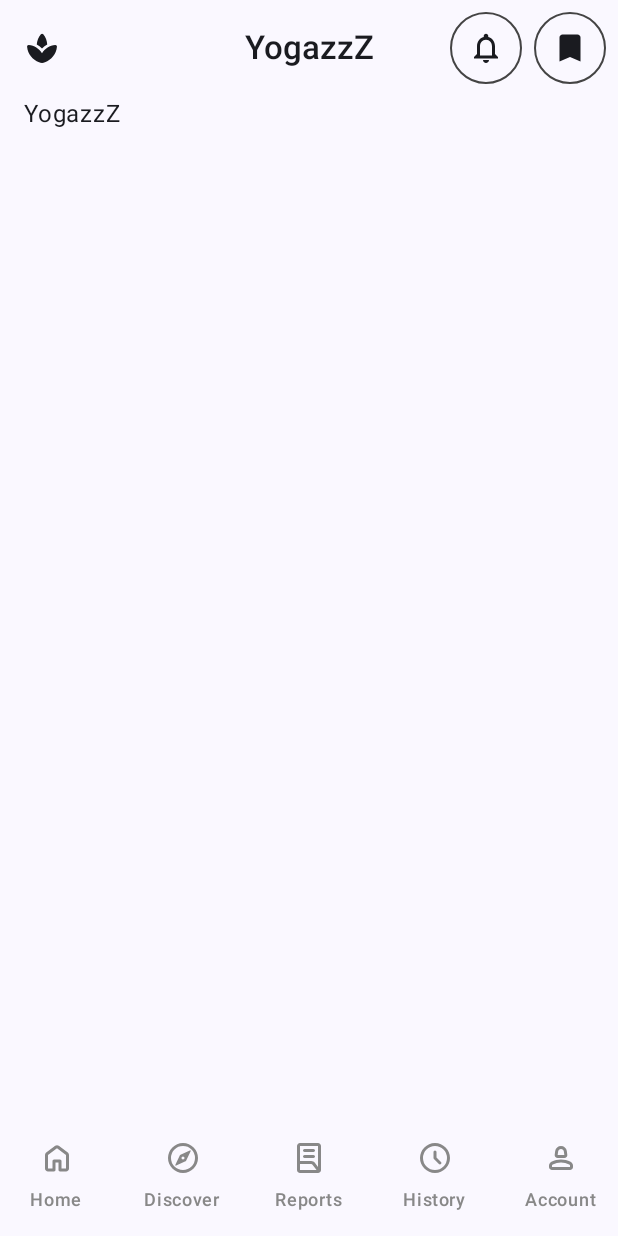
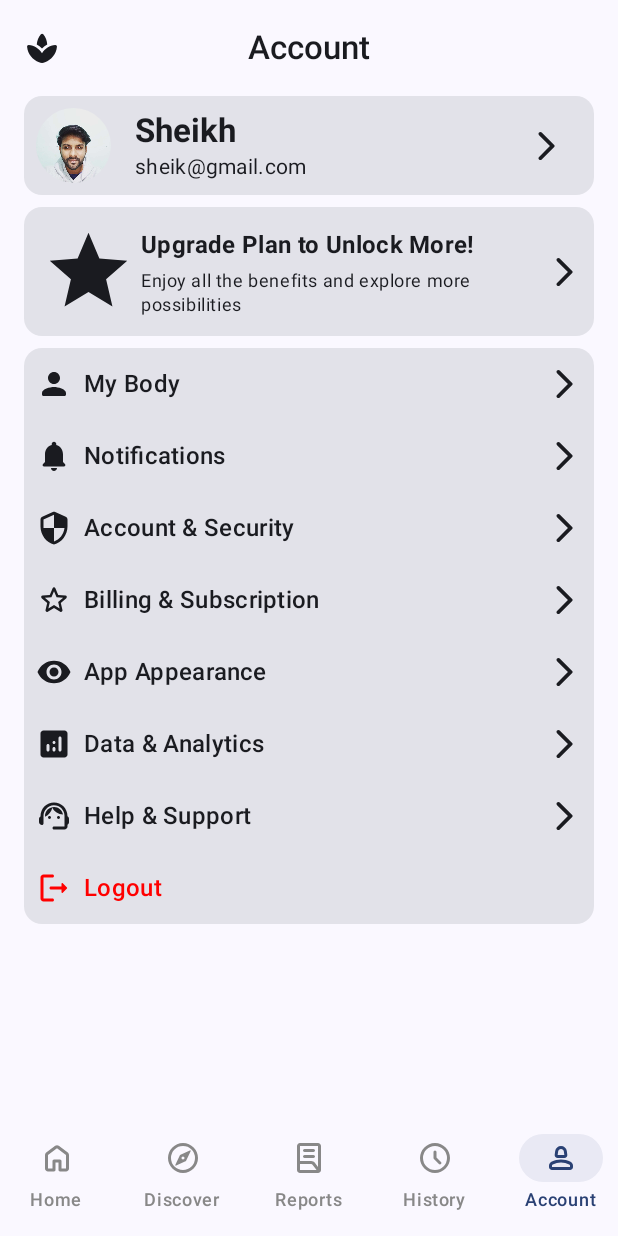
Before and after one commit to sheikh-20/YogaApp, an Android app built with Jetpack Compose: the screen it shows after launch (HomeActivity), item 5 of the bottom bar chosen, on a phone screen of 412 x 824 dp. Run offline under Robolectric (Android 15) with nearby library versions, the phone set to English and light mode, and no system bars; our stand-ins replace Timber.

Commit message:
Account UI screen integrated

```diff
--- a/app/src/main/java/com/bitvolper/yogazzz/presentation/home/HomeApp.kt
+++ b/app/src/main/java/com/bitvolper/yogazzz/presentation/home/HomeApp.kt
@@ -10,6 +10,7 @@ import androidx.compose.material.icons.Icons
 import androidx.compose.material.icons.outlined.Bookmark
 import androidx.compose.material.icons.outlined.Notifications
 import androidx.compose.material.icons.rounded.Bookmark
+import androidx.compose.material.icons.rounded.MoreVert
 import androidx.compose.material.icons.rounded.Notifications
 import androidx.compose.material.icons.rounded.Spa
 import androidx.compose.material3.CenterAlignedTopAppBar
@@ -34,28 +35,59 @@ import androidx.compose.ui.res.stringResource
 import androidx.compose.ui.text.font.FontWeight
 import androidx.compose.ui.unit.dp
 import androidx.navigation.NavHostController
+import androidx.navigation.compose.NavHost
+import androidx.navigation.compose.composable
 import androidx.navigation.compose.currentBackStackEntryAsState
 import androidx.navigation.compose.rememberNavController
 import com.bitvolper.yogazzz.R
+import com.bitvolper.yogazzz.presentation.home.account.AccountScreen
+import com.bitvolper.yogazzz.presentation.home.discover.DiscoverScreen
+import com.bitvolper.yogazzz.presentation.home.history.HistoryScreen
+import com.bitvolper.yogazzz.presentation.home.reports.ReportsScreen
 
 @Composable
 fun HomeApp(modifier: Modifier = Modifier, navController: NavHostController = rememberNavController()) {
     Scaffold(
         topBar = {
-            HomeTopAppBar()
+            HomeTopAppBar(navController = navController)
         },
         bottomBar = {
             HomeBottomBarNavigation(navController = navController)
         }
     ) { paddingValues ->
+
+        NavHost(
+            navController = navController, startDestination = BottomNavigationScreens.Home.route) {
+
+            composable(route = BottomNavigationScreens.Home.route) {
                 HomeScreen(paddingValues = paddingValues)
+            }
+
+            composable(route = BottomNavigationScreens.Discover.route) {
+                DiscoverScreen(paddingValues = paddingValues)
+            }
+
+            composable(route = BottomNavigationScreens.Reports.route) {
+                ReportsScreen(paddingValues = paddingValues)
+            }
+
+            composable(route = BottomNavigationScreens.History.route) {
+                HistoryScreen(paddingValues = paddingValues)
+            }
+
+            composable(route = BottomNavigationScreens.Account.route) {
+                AccountScreen(paddingValues = paddingValues)
+            }
+        }
     }
 }
 
 @OptIn(ExperimentalMaterial3Api::class)
 @Composable
-private fun HomeTopAppBar() {
+private fun HomeTopAppBar(navController: NavHostController,) {
 
+    when (navController.currentBackStackEntryAsState().value?.destination?.route) {
+        BottomNavigationScreens.Home.route -> {
             CenterAlignedTopAppBar(
                 title = {
                     Text(
@@ -101,8 +133,85 @@ private fun HomeTopAppBar() {
                         Icon(imageVector = Icons.Outlined.Bookmark, contentDescription = null, tint = MaterialTheme.colorScheme.onSurface)
                     }
                 }
+            )
+        }
+        BottomNavigationScreens.Discover.route -> {
+            CenterAlignedTopAppBar(
+                title = {
+                    Text(
+                        text = "Discover",
+                        fontWeight = FontWeight.SemiBold)
+                },
+                navigationIcon = {
+                    IconButton(onClick = { /*TODO*/ }) {
+                        Icon(imageVector = Icons.Rounded.Spa, contentDescription = null)
+                    }
+                },
+                actions = {
+                    IconButton(onClick = { /*TODO*/ },
+                        modifier = Modifier.padding(horizontal = 4.dp)) {
+                        Icon(imageVector = Icons.Rounded.MoreVert, contentDescription = null, tint = MaterialTheme.colorScheme.onSurface)
+                    }
+                }
+            )
+        }
+        BottomNavigationScreens.Reports.route -> {
+            CenterAlignedTopAppBar(
+                title = {
+                    Text(
+                        text = "Reports",
+                        fontWeight = FontWeight.SemiBold)
+                },
+                navigationIcon = {
+                    IconButton(onClick = { /*TODO*/ }) {
+                        Icon(imageVector = Icons.Rounded.Spa, contentDescription = null)
+                    }
+                },
+                actions = {
+                    IconButton(onClick = { /*TODO*/ },
+                        modifier = Modifier.padding(horizontal = 4.dp)) {
+                        Icon(imageVector = Icons.Rounded.MoreVert, contentDescription = null, tint = MaterialTheme.colorScheme.onSurface)
+                    }
+                }
+            )
+        }
 
+        BottomNavigationScreens.History.route -> {
+            CenterAlignedTopAppBar(
+                title = {
+                    Text(
+                        text = "History",
+                        fontWeight = FontWeight.SemiBold)
+                },
+                navigationIcon = {
+                    IconButton(onClick = { /*TODO*/ }) {
+                        Icon(imageVector = Icons.Rounded.Spa, contentDescription = null)
+                    }
+                },
+                actions = {
+                    IconButton(onClick = { /*TODO*/ },
+                        modifier = Modifier.padding(horizontal = 4.dp)) {
+                        Icon(imageVector = Icons.Rounded.MoreVert, contentDescription = null, tint = MaterialTheme.colorScheme.onSurface)
+                    }
+                }
             )
+        }
+
+        BottomNavigationScreens.Account.route -> {
+            CenterAlignedTopAppBar(
+                title = {
+                    Text(
+                        text = "Account",
+                        fontWeight = FontWeight.SemiBold)
+                },
+                navigationIcon = {
+                    IconButton(onClick = { /*TODO*/ }) {
+                        Icon(imageVector = Icons.Rounded.Spa, contentDescription = null)
+                    }
+                }
+            )
+        }
+    }
 }
 
 @Composable
--- /dev/null
+++ b/app/src/main/java/com/bitvolper/yogazzz/presentation/home/account/AccountScreen.kt
@@ -0,0 +1,211 @@
+package com.bitvolper.yogazzz.presentation.home.account
+
+import android.content.res.Configuration
+import androidx.compose.foundation.Image
+import androidx.compose.foundation.clickable
+import androidx.compose.foundation.interaction.MutableInteractionSource
+import androidx.compose.foundation.layout.Arrangement
+import androidx.compose.foundation.layout.Column
+import androidx.compose.foundation.layout.PaddingValues
+import androidx.compose.foundation.layout.Row
+import androidx.compose.foundation.layout.Spacer
+import androidx.compose.foundation.layout.fillMaxSize
+import androidx.compose.foundation.layout.fillMaxWidth
+import androidx.compose.foundation.layout.padding
+import androidx.compose.foundation.layout.size
+import androidx.compose.foundation.layout.width
+import androidx.compose.foundation.shape.RoundedCornerShape
+import androidx.compose.material.icons.Icons
+import androidx.compose.material.icons.outlined.ArrowForwardIos
+import androidx.compose.material.icons.outlined.Edit
+import androidx.compose.material.icons.outlined.QrCode
+import androidx.compose.material.icons.outlined.Star
+import androidx.compose.material.icons.rounded.Analytics
+import androidx.compose.material.icons.rounded.ArrowForwardIos
+import androidx.compose.material.icons.rounded.Logout
+import androidx.compose.material.icons.rounded.Notifications
+import androidx.compose.material.icons.rounded.Person
+import androidx.compose.material.icons.rounded.RemoveRedEye
+import androidx.compose.material.icons.rounded.Security
+import androidx.compose.material.icons.rounded.StarBorder
+import androidx.compose.material.icons.rounded.SupportAgent
+import androidx.compose.material3.Card
+import androidx.compose.material3.CardDefaults
+import androidx.compose.material3.ExperimentalMaterial3Api
+import androidx.compose.material3.Icon
+import androidx.compose.material3.IconButton
+import androidx.compose.material3.MaterialTheme
+import androidx.compose.material3.Text
+import androidx.compose.runtime.Composable
+import androidx.compose.runtime.remember
+import androidx.compose.ui.Alignment
+import androidx.compose.ui.Modifier
+import androidx.compose.ui.draw.clip
+import androidx.compose.ui.graphics.Color
+import androidx.compose.ui.graphics.vector.ImageVector
+import androidx.compose.ui.layout.ContentScale
+import androidx.compose.ui.res.painterResource
+import androidx.compose.ui.text.font.FontWeight
+import androidx.compose.ui.tooling.preview.Preview
+import androidx.compose.ui.unit.dp
+import com.bitvolper.yogazzz.R
+import com.bitvolper.yogazzz.presentation.theme.YogaAppTheme
+
+@Composable
+fun AccountScreen(modifier: Modifier = Modifier, paddingValues: PaddingValues = PaddingValues()) {
+
+    val interactionSource = remember {
+        MutableInteractionSource()
+    }
+
+    Column(modifier = modifier
+        .fillMaxSize()
+        .padding(
+            top = paddingValues.calculateTopPadding(),
+            bottom = paddingValues.calculateBottomPadding(),
+            start = 16.dp, end = 16.dp
+        ),
+        verticalArrangement = Arrangement.spacedBy(8.dp)) {
+
+        ProfileViewCompose()
+
+        SubscriptionCompose()
+
+        Card {
+            Column(
+                modifier = modifier
+                    .fillMaxWidth()
+                    .padding(8.dp),
+                verticalArrangement = Arrangement.spacedBy(16.dp)
+            ) {
+                AccountContentCompose(title = "My Body", icon = Icons.Rounded.Person)
+
+                AccountContentCompose(title = "Notifications", icon = Icons.Rounded.Notifications)
+
+                AccountContentCompose(title = "Account & Security", icon = Icons.Rounded.Security)
+
+                AccountContentCompose(title = "Billing & Subscription", icon = Icons.Rounded.StarBorder)
+
+                AccountContentCompose(title = "App Appearance", icon = Icons.Rounded.RemoveRedEye)
+
+                AccountContentCompose(title = "Data & Analytics", icon = Icons.Rounded.Analytics)
+
+                AccountContentCompose(title = "Help & Support", icon = Icons.Rounded.SupportAgent)
+
+                Row(modifier = modifier
+                    .fillMaxWidth()
+                    .padding(vertical = 4.dp), verticalAlignment = Alignment.CenterVertically) {
+                    Icon(imageVector = Icons.Rounded.Logout, contentDescription = null, tint = Color.Red)
+
+                    Spacer(modifier = modifier.width(8.dp))
+
+                    Text(
+                        text = "Logout",
+                        style = MaterialTheme.typography.titleMedium,
+                        fontWeight = FontWeight.SemiBold,
+                        modifier = modifier
+                            .weight(1f)
+                            .clickable(
+                                onClick = { },
+                                interactionSource = interactionSource,
+                                indication = null
+                            ),
+                        color = Color.Red
+                    )
+                }
+            }
+        }
+    }
+}
+
+@Preview(showBackground = true)
+@Composable
+private fun ProfileViewCompose(modifier: Modifier = Modifier, userName: String = "Sheikh", gmail: String = "sheik@gmail.com") {
+
+    Card {
+        Row(modifier = modifier
+            .fillMaxWidth()
+            .padding(8.dp), horizontalArrangement = Arrangement.spacedBy(16.dp), verticalAlignment = Alignment.CenterVertically) {
+            Image(painter = painterResource(id = R.drawable.profile_pic),
+                contentDescription = null,
+                modifier = modifier
+                    .size(50.dp)
+                    .clip(RoundedCornerShape(50)),
+                contentScale = ContentScale.Crop)
+
+            Column(modifier = modifier.weight(1f)) {
+
+                Text(text = userName,
+                    style = MaterialTheme.typography.titleLarge,
+                    fontWeight = FontWeight.Bold)
+
+                Text(text = gmail, style = MaterialTheme.typography.bodyMedium)
+            }
+
+            IconButton(onClick = { /*TODO*/ }) {
+                Icon(imageVector =  Icons.Rounded.ArrowForwardIos, contentDescription = null)
+            }
+        }
+    }
+}
+
+@OptIn(ExperimentalMaterial3Api::class)
+@Preview(showBackground = true)
+@Composable
+private fun SubscriptionCompose(modifier: Modifier = Modifier, onClick: () -> Unit = { }) {
+
+    Card(onClick = onClick) {
+        Row(modifier = modifier
+            .fillMaxWidth()
+            .padding(8.dp), verticalAlignment = Alignment.CenterVertically) {
+
+            Icon(imageVector = Icons.Outlined.Star, contentDescription = null, modifier = modifier
+                .size(70.dp)
+                .padding(4.dp))
+
+            Column(modifier = modifier.weight(1f), verticalArrangement = Arrangement.spacedBy(4.dp)) {
+                Text(text = "Upgrade Plan to Unlock More!",
+                    style = MaterialTheme.typography.titleMedium,
+                    fontWeight = FontWeight.Bold)
+
+                Text(text = "Enjoy all the benefits and explore more possibilities", style = MaterialTheme.typography.bodySmall)
+            }
+
+            Icon(imageVector = Icons.Rounded.ArrowForwardIos, contentDescription = null)
+        }
+    }
+}
+
+
+@Preview(showBackground = true)
+@Composable
+private fun AccountContentCompose(modifier: Modifier = Modifier, icon: ImageVector = Icons.Outlined.Edit, title: String = "Edit Store Details", onClick: () -> Unit = { }) {
+    Row(modifier = modifier
+        .fillMaxWidth()
+        .clickable(onClick = onClick)
+        .padding(vertical = 4.dp), verticalAlignment = Alignment.CenterVertically) {
+        Icon(imageVector = icon, contentDescription = null)
+
+        Spacer(modifier = modifier.width(8.dp))
+
+        Text(text = title, style = MaterialTheme.typography.titleMedium, fontWeight = FontWeight.SemiBold, modifier = modifier.weight(1f))
+
+        Icon(imageVector = Icons.Rounded.ArrowForwardIos, contentDescription = null)
+    }
+}
+
+@Preview(showBackground = true, showSystemUi = true)
+@Composable
+private fun AccountLightThemePreview() {
+    YogaAppTheme(darkTheme = false) {
+        AccountScreen()
+    }
+}
+
+@Preview(showBackground = true, showSystemUi = true, uiMode = Configuration.UI_MODE_NIGHT_YES)
+@Composable
+private fun AccountDarkThemePreview() {
+    YogaAppTheme(darkTheme = true) {
+        AccountScreen()
+    }
+}
```
Also changed, not shown: app/src/main/java/com/bitvolper/yogazzz/presentation/home/discover/DiscoverScreen.kt (added, +36 -0 lines), app/src/main/java/com/bitvolper/yogazzz/presentation/home/history/HistoryScreen.kt (added, +36 -0 lines), app/src/main/java/com/bitvolper/yogazzz/presentation/home/reports/ReportsScreen.kt (added, +36 -0 lines), app/src/main/res/drawable-nodpi/profile_pic.JPEG (added). Lines whose indentation alone changed are shown as unchanged.
